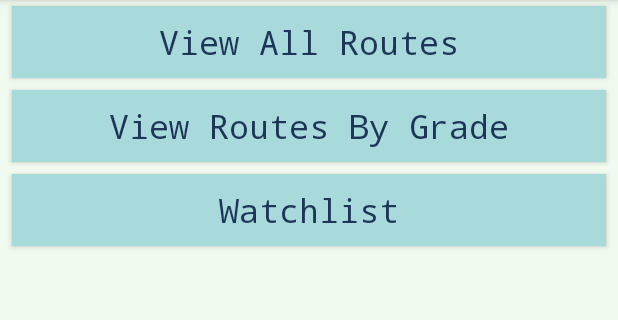
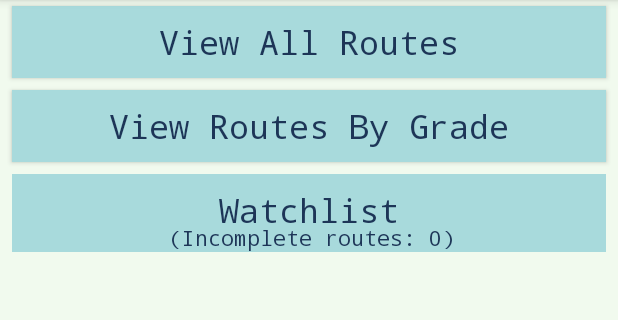
Before and after one commit to tcox11/AttemptTwo, an Android app: the screen it shows after launch (MainActivity), on a phone screen of 412 x 824 dp, the part 84-404 px from its top. Run offline under Robolectric (Android 15) with nearby library versions, the phone set to English and light mode, and no system bars; our stand-ins replace Room's generated code.

Commit message:
added counter for watched (and uncompleted) routes

```diff
--- a/app/src/main/java/com/example/attempttwo/MainActivity.java
+++ b/app/src/main/java/com/example/attempttwo/MainActivity.java
@@ -13,6 +13,7 @@ import android.os.Bundle;
 import android.util.Log;
 import android.view.View;
 import android.widget.Button;
+import android.widget.TextView;
 import android.widget.Toast;
 
 import java.util.List;
@@ -23,6 +24,8 @@ public class MainActivity extends AppCompatActivity {
     private Button goToViewAllRoutes;
     private Button goToRoutesByGrade;
     private Button goToWatchedRoutes;
+    private TextView watchedMessage;
+    private RouteViewModel routeViewModel;
 
     @Override
     protected void onCreate(Bundle savedInstanceState) {
@@ -57,6 +60,16 @@ public class MainActivity extends AppCompatActivity {
 
         });
 
+        watchedMessage = (TextView) findViewById(R.id.mm_watchlist_message);
+        routeViewModel = new ViewModelProvider(this, ViewModelProvider.AndroidViewModelFactory.getInstance(this.getApplication())).get(RouteViewModel.class);
+
+        routeViewModel.getWatchedUncompletedSum().observe(this, new Observer<Integer>() {
+            public void onChanged(Integer watchedRouteSum) {
+                // update recyclerView
+                watchedMessage.setText("(Incomplete routes: " + String.valueOf(watchedRouteSum) + ")");
+            }
+        });
+
     }
 
     private void openViewAllRoutes() {
--- a/app/src/main/java/com/example/attempttwo/RouteDao.java
+++ b/app/src/main/java/com/example/attempttwo/RouteDao.java
@@ -20,7 +20,8 @@ public interface RouteDao {
     @Query("SELECT * FROM route_table WHERE active = 1 ORDER BY id ASC")
     LiveData<List<Route>> getAllRoutes();
 
-
+    @Query("SELECT SUM(watchlist) FROM route_table  WHERE active = 1 AND completed = 0")
+    LiveData<Integer> getWatchedUncompletedSum();
 
     @Query("SELECT * FROM route_table WHERE grade = :grade AND active = 1 ORDER BY grade ASC")
     LiveData<List<Route>> getRoutesByGrade(String grade);
--- a/app/src/main/java/com/example/attempttwo/RouteRepository.java
+++ b/app/src/main/java/com/example/attempttwo/RouteRepository.java
@@ -53,6 +53,10 @@ public class RouteRepository {
         return routeDao.getCompletedRouteSums();
     }
 
+    public LiveData<Integer> getWatchedUncompletedSum(){
+        return routeDao.getWatchedUncompletedSum();
+    }
+
     private static class UpdateRouteAsyncTask extends AsyncTask<Route, Void, Void>{
         private RouteDao routeDao;
 
--- a/app/src/main/java/com/example/attempttwo/RouteViewModel.java
+++ b/app/src/main/java/com/example/attempttwo/RouteViewModel.java
@@ -49,6 +49,10 @@ public class RouteViewModel extends AndroidViewModel {
 
     public LiveData<List<String>> getAllGrades(){ return allGrades; }
 
-    public LiveData<List<Route>> getWatchedRoutes() {return watchedRoutes; };
+    public LiveData<List<Route>> getWatchedRoutes() {return watchedRoutes; }
+
+    public LiveData<Integer> getWatchedUncompletedSum(){
+        return repository.getWatchedUncompletedSum();
+    }
 
 }
--- a/app/src/main/res/layout/activity_main.xml
+++ b/app/src/main/res/layout/activity_main.xml
@@ -2,10 +2,10 @@
 <androidx.coordinatorlayout.widget.CoordinatorLayout xmlns:android="http://schemas.android.com/apk/res/android"
 
     xmlns:app="http://schemas.android.com/apk/res-auto"
-    android:orientation="vertical"
     android:layout_width="match_parent"
     android:layout_height="match_parent"
-    android:background="@color/backgroundColour">
+    android:background="@color/backgroundColour"
+    android:orientation="vertical">
 
     <LinearLayout
         android:layout_width="match_parent"
@@ -15,45 +15,64 @@
         <Button
 
             android:id="@+id/goToAllRoutes"
-            android:background="@color/cardColour"
-            android:typeface="monospace"
             android:layout_width="match_parent"
             android:layout_height="wrap_content"
+            android:layout_marginStart="8dp"
             android:layout_marginTop="4dp"
-            android:layout_marginStart="8dp"
             android:layout_marginEnd="8dp"
             android:layout_marginBottom="4dp"
+            android:background="@color/cardColour"
             android:text="View All Routes"
+            android:textAppearance="@style/TextAppearance.AppCompat.Large"
             android:textColor="@color/textColor"
-            android:textAppearance="@style/TextAppearance.AppCompat.Large"/>
+            android:typeface="monospace" />
 
         <Button
             android:id="@+id/goToRoutesByGrade"
-            android:background="@color/cardColour"
-            android:typeface="monospace"
+            android:layout_width="match_parent"
+            android:layout_height="wrap_content"
+            android:layout_marginStart="8dp"
             android:layout_marginTop="4dp"
-            android:layout_marginStart="8dp"
             android:layout_marginEnd="8dp"
             android:layout_marginBottom="4dp"
+            android:background="@color/cardColour"
+            android:text="View Routes By Grade"
+            android:textAppearance="@style/TextAppearance.AppCompat.Large"
+            android:textColor="@color/textColor"
+            android:typeface="monospace" />
+
+        <FrameLayout
             android:layout_width="match_parent"
             android:layout_height="wrap_content"
-            android:textColor="@color/textColor"
-            android:text="View Routes By Grade"
-            android:textAppearance="@style/TextAppearance.AppCompat.Large"/>
+            android:background="@color/cardColour"
+            android:layout_marginStart="8dp"
+            android:layout_marginTop="4dp"
+            android:layout_marginEnd="8dp"
+            android:layout_marginBottom="4dp">
 
-        <Button
-            android:id="@+id/goToWatchedRoutes"
-            android:background="@color/cardColour"
-            android:typeface="monospace"
-            android:layout_marginTop="4dp"
-            android:layout_marginStart="8dp"
-            android:layout_marginEnd="8dp"
-            android:layout_marginBottom="4dp"
-            android:layout_width="match_parent"
-            android:layout_height="wrap_content"
-            android:textColor="@color/textColor"
-            android:text="Watchlist"
-            android:textAppearance="@style/TextAppearance.AppCompat.Large"/>
+            <Button
+                android:id="@+id/goToWatchedRoutes"
+                android:layout_width="match_parent"
+                android:layout_height="wrap_content"
+                android:layout_marginBottom="4dp
+"
+                android:text="Watchlist"
+                android:textAppearance="@style/TextAppearance.AppCompat.Large"
+                android:textColor="@color/textColor"
+                android:background="@android:color/transparent"
+                android:typeface="monospace" />
+
+            <TextView
+                android:gravity="center_horizontal"
+                android:layout_marginLeft="4dp"
+                android:textColor="@color/textColor"
+                android:id="@+id/mm_watchlist_message"
+                android:layout_gravity="bottom"
+                android:layout_width="fill_parent"
+                android:typeface="monospace"
+                android:layout_height="wrap_content" />
+        </FrameLayout>
+
     </LinearLayout>
 
 </androidx.coordinatorlayout.widget.CoordinatorLayout>
--- a/app/src/main/res/layout/route_item.xml
+++ b/app/src/main/res/layout/route_item.xml
@@ -25,9 +25,8 @@
         android:background="@color/cardColour"
         android:padding="8dp">
 
-
         <ImageView
-            android:id="@+id/hold_icon"
+            android:id="@+id/area_icon"
             android:layout_width="wrap_content"
             android:layout_height="wrap_content"
             android:layout_alignParentStart="true"
@@ -35,13 +34,15 @@
             android:layout_marginEnd="4dp"
             android:gravity="center_vertical" />
 
+
         <ImageView
-            android:id="@+id/area_icon"
+            android:id="@+id/hold_icon"
             android:layout_width="wrap_content"
             android:layout_height="wrap_content"
+            android:layout_toEndOf="@id/area_icon"
             android:layout_marginStart="4dp"
-            android:layout_toEndOf="@id/hold_icon"
             android:gravity="center_vertical" />
+
 
         <TextView
             android:id="@+id/text_view_route_name"
@@ -50,7 +51,7 @@
             android:layout_marginStart="8dp"
             android:layout_marginEnd="4dp"
             android:layout_toStartOf="@id/watchedCheckBox"
-            android:layout_toEndOf="@id/area_icon"
+            android:layout_toEndOf="@id/hold_icon"
             android:ellipsize="end"
             android:textAppearance="@style/TextAppearance.AppCompat.Large"
             android:textColor="@color/textColor"
```
